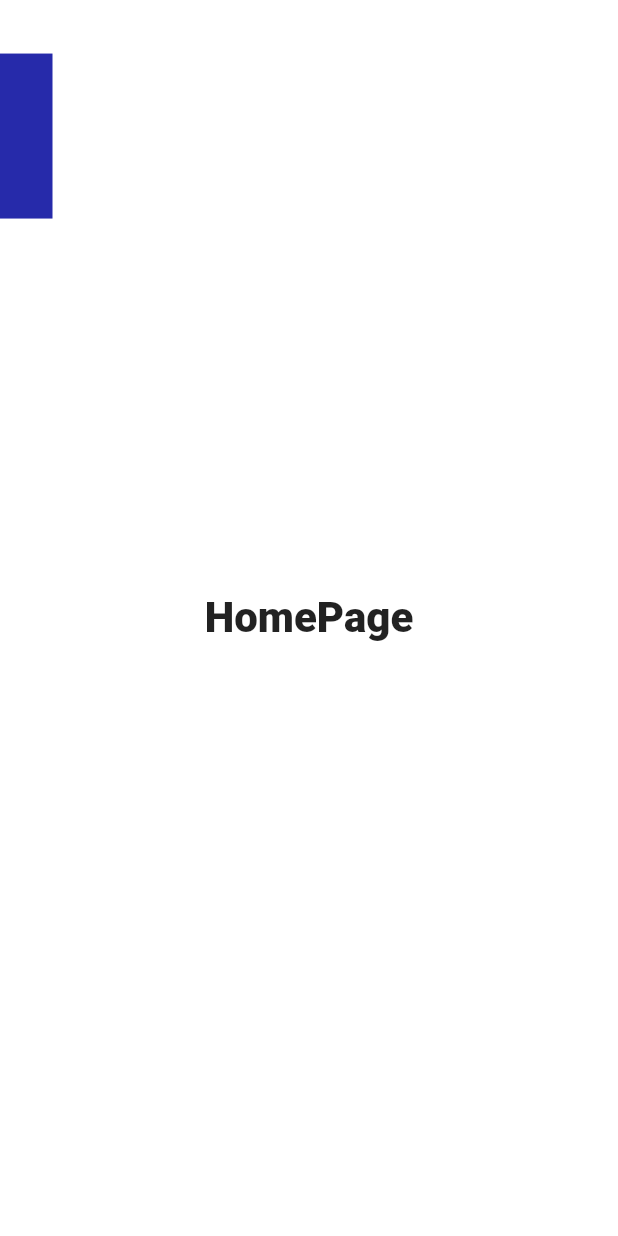
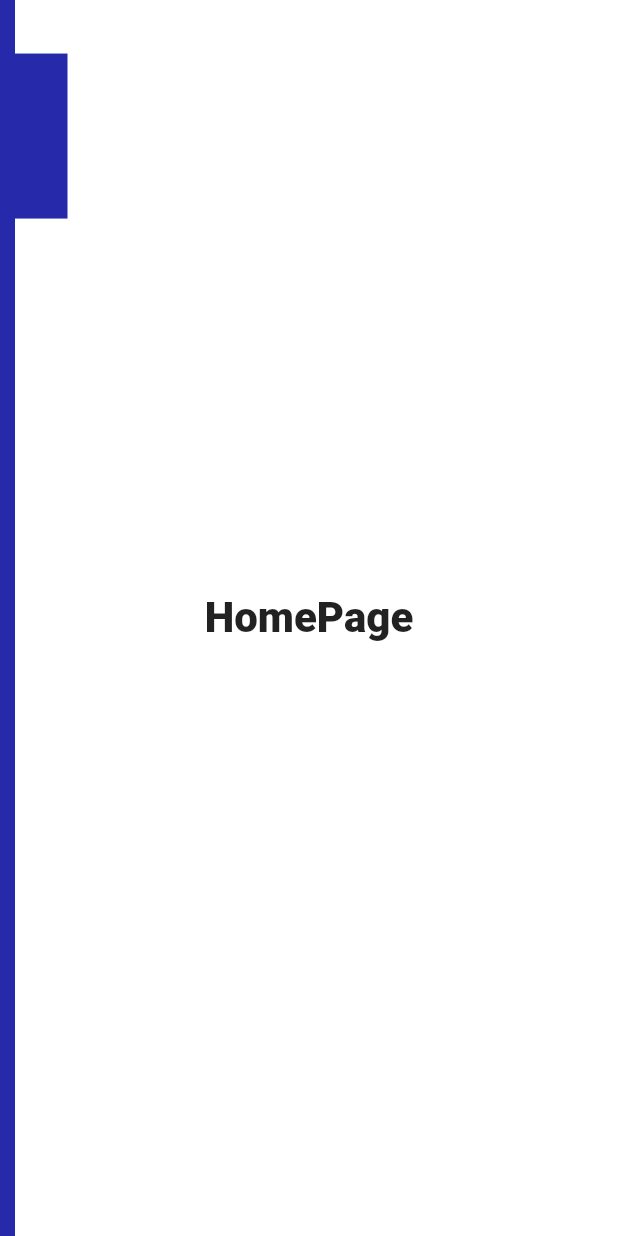
Before and after one commit to josh-Muleshi/pro_boock_flutter_app, a Flutter app: the screen it shows after launch, on a phone screen of 412 x 824 dp. Run offline on Flutter 3.47's test engine with Material 2 defaults, Android fonts, the phone set to English and light mode, and no system bars.

Commit message:
keep modified the SideBar.dart

```diff
--- a/lib/SideBar/SideBar.dart
+++ b/lib/SideBar/SideBar.dart
@@ -5,9 +5,13 @@ class SideBar extends StatelessWidget {
   final bool isSidebarOpened = false;
   @override
   Widget build(BuildContext context) {
+    final screenWidth = MediaQuery.of(context).size.width;
+
     return Positioned(
       top: 0,
       bottom: 0,
+      left: isSidebarOpened ? 0 : 0,
+      right: isSidebarOpened ? 0 : screenWidth - 45,
       child: Row(
       children: [
         Expanded(
```
